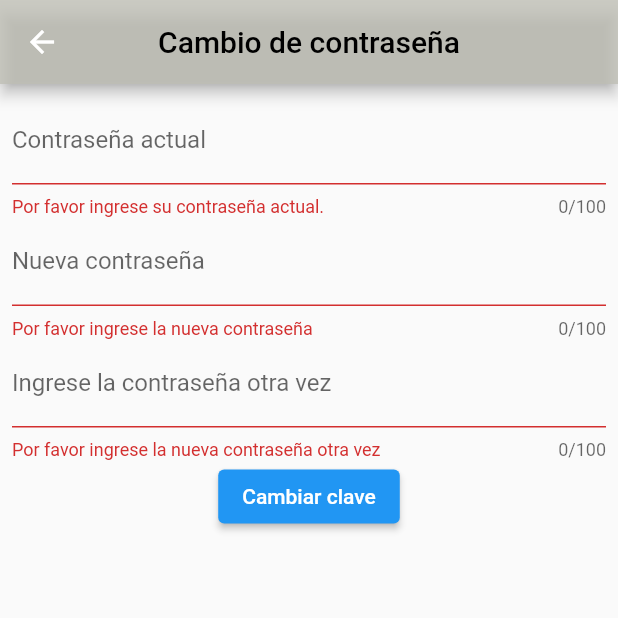
After one commit to Leandr0-B/Proyecto-Integrador-ATI, a Flutter app: the VistaCambioContrasena screen opened directly, after a tap on "Cambiar clave", on a phone screen of 412 x 824 dp, the top half of it. The commit adds this screen. Run offline on Flutter 3.47's test engine with Material 2 defaults, Android fonts, the phone set to English and light mode, and no system bars; our stand-ins replace url_strategy; missing offline and left inert: universal_html; network calls fail.

Commit message:
Cambio contraseña full y fixes

```diff
--- a/residencial_cocoon/lib/APIService/apiService.dart
+++ b/residencial_cocoon/lib/APIService/apiService.dart
@@ -1,8 +1,10 @@
 import 'package:http/http.dart' as http;
 import 'package:residencial_cocoon/Dominio/Exceptions/altaUsuarioException.dart';
+import 'package:residencial_cocoon/Dominio/Exceptions/cambioContrasenaException.dart';
 import 'dart:convert';
 import 'package:residencial_cocoon/Dominio/Exceptions/loginException.dart';
 import 'package:residencial_cocoon/Dominio/Modelo/familiar.dart';
+import 'package:universal_html/html.dart';
 
 class APIService {
   static String errorUsuarioClave = "Usuario o Contrseña incorrectos";
@@ -163,4 +165,26 @@ class APIService {
       throw Exception(errorObtenerToken);
     }
   }
+
+  static Future<void> fetchUserPass(
+      String actual, String nueva, String? token) async {
+    final url = Uri.parse(
+        'https://residencialapi.azurewebsites.net/usuario/cambiar-pass');
+
+    final response = await http.put(
+      url,
+      body: jsonEncode({
+        'oldPassword': actual,
+        'newPassword': nueva,
+      }),
+      headers: {
+        'Content-Type': 'application/json',
+        'Authorization': 'Bearer $token'
+      },
+    );
+
+    if (response.statusCode != 200) {
+      throw CambioContrsenaException("Contraseña actual incorrecta.");
+    }
+  }
 }
--- /dev/null
+++ b/residencial_cocoon/lib/Controladores/controllerVistaCambioContrasena.dart
@@ -0,0 +1,38 @@
+import 'package:residencial_cocoon/Dominio/Exceptions/cambioContrasenaException.dart';
+import 'package:residencial_cocoon/Servicios/fachada.dart';
+
+class ControllerVistaCambioContrasena {
+  //Atributos
+  Function(String mensaje) mostrarMensaje;
+  Function() limpiar;
+
+  //Constructor
+  ControllerVistaCambioContrasena({
+    required this.mostrarMensaje,
+    required this.limpiar,
+  });
+
+  //Funciones
+  Future<void> cambioClave(
+      String actual, String nueva, String verificacion) async {
+    try {
+      if (_controlDatos(nueva, verificacion)) {
+        await Fachada.getInstancia()?.cambioClave(actual, nueva);
+        mostrarMensaje("Contraseña cambiada exitosamente");
+        limpiar();
+      }
+    } on CambioContrsenaException catch (ex) {
+      mostrarMensaje(ex.toString());
+    } catch (ex) {
+      mostrarMensaje(ex.toString());
+    }
+  }
+
+  bool _controlDatos(String nueva, String verificacion) {
+    if (nueva != verificacion) {
+      mostrarMensaje("La nueva clave tiene que ser igual en los dos campos.");
+      return false;
+    }
+    return true;
+  }
+}
--- /dev/null
+++ b/residencial_cocoon/lib/Dominio/Exceptions/cambioContrasenaException.dart
@@ -0,0 +1,10 @@
+class CambioContrsenaException implements Exception {
+  final String mensaje;
+
+  CambioContrsenaException(this.mensaje);
+
+  @override
+  String toString() {
+    return mensaje;
+  }
+}
--- a/residencial_cocoon/lib/Dominio/Modelo/usuario.dart
+++ b/residencial_cocoon/lib/Dominio/Modelo/usuario.dart
@@ -15,6 +15,7 @@ class Usuario {
   String? _authToken;
   List<Familiar>? _familiares;
   int? _inactivo;
+  String? _tokenNotificacion;
 
   //Constructores
   Usuario({
@@ -24,12 +25,14 @@ class Usuario {
     required List<Rol> roles,
     required List<Sucursal> sucursales,
     required String authToken,
+    required String tokenNotificacion,
   })  : _ci = ci,
         _nombre = nombre,
         _administrador = administrador,
         _roles = roles,
         _sucursales = sucursales,
-        _authToken = authToken;
+        _authToken = authToken,
+        _tokenNotificacion = tokenNotificacion;
 
   Usuario.paraLista({
     required String ci,
@@ -75,7 +78,8 @@ class Usuario {
         administrador: json['administrador'],
         roles: rolesList,
         sucursales: sucursalesList,
-        authToken: json['authToken'] ?? '');
+        authToken: json['authToken'] ?? '',
+        tokenNotificacion: json['tokenNotificacion']);
   }
 
   factory Usuario.fromJsonLista(Map<String, dynamic> json) {
@@ -154,7 +158,8 @@ class Usuario {
       'administrador': _administrador,
       'roles': rolesJson,
       'sucursales': sucursalesJson,
-      'authToken': _authToken
+      'authToken': _authToken,
+      'tokenNotificacion': _tokenNotificacion
     };
   }
 
--- a/residencial_cocoon/lib/Servicios/fachada.dart
+++ b/residencial_cocoon/lib/Servicios/fachada.dart
@@ -62,6 +62,10 @@ class Fachada {
     return await _servicioUsuario?.obtenerUsuarioToken(token);
   }
 
+  Future<void> cambioClave(String actual, String nueva) async {
+    await _servicioUsuario?.cambioClave(actual, nueva);
+  }
+
   //Sucursal
   Future<List<Sucursal>?> listaSucursales() async {
     return await _servicioSucursal?.listaSucursales();
--- a/residencial_cocoon/lib/Servicios/servicioUsuario.dart
+++ b/residencial_cocoon/lib/Servicios/servicioUsuario.dart
@@ -69,9 +69,13 @@ class ServicioUsuario {
 
   Future<Usuario>? obtenerUsuarioToken(String token) async {
     String respuesta = await APIService.fetchUserInfo(token);
-    print(respuesta);
     Map<String, dynamic> jsonMap = jsonDecode(respuesta);
     Usuario usu = Usuario.fromJson(jsonMap);
     return usu;
   }
+
+  Future<void> cambioClave(String actual, String nueva) async {
+    await APIService.fetchUserPass(
+        actual, nueva, Fachada.getInstancia()?.getUsuario()?.getToken());
+  }
 }
--- a/residencial_cocoon/lib/UI/Usuarios/vistaAltaFuncionario.dart
+++ b/residencial_cocoon/lib/UI/Usuarios/vistaAltaFuncionario.dart
@@ -44,9 +44,10 @@ class _VistaAltaFuncionarioState extends State<VistaAltaFuncionario> {
             child: Column(
               children: <Widget>[
                 TextFormField(
-                  maxLength: 8,
+                  maxLength: 30,
                   controller: fieldCi,
                   decoration: const InputDecoration(
+                    labelText: 'Documento identificador',
                     hintText: 'Ingrese documento identificador',
                   ),
                   validator: (value) {
@@ -63,6 +64,7 @@ class _VistaAltaFuncionarioState extends State<VistaAltaFuncionario> {
                   maxLength: 100,
                   controller: fieldNombre,
                   decoration: const InputDecoration(
+                    labelText: 'Nombre',
                     hintText: 'Ingrese Nombre',
                   ),
                   validator: (value) {
--- a/residencial_cocoon/lib/UI/Usuarios/vistaAltaResidente.dart
+++ b/residencial_cocoon/lib/UI/Usuarios/vistaAltaResidente.dart
@@ -53,9 +53,10 @@ class _VistaAltaResidenteState extends State<VistaAltaResidente> {
             child: Column(
               children: <Widget>[
                 TextFormField(
-                  maxLength: 8,
+                  maxLength: 30,
                   controller: fieldCi,
                   decoration: const InputDecoration(
+                    labelText: 'Documento identificador residente',
                     hintText: 'Ingrese documento identificador',
                   ),
                   validator: (value) {
@@ -73,6 +74,7 @@ class _VistaAltaResidenteState extends State<VistaAltaResidente> {
                   controller: fieldNombre,
                   decoration: const InputDecoration(
                     hintText: 'Ingrese Nombre',
+                    labelText: 'Nombre residente',
                   ),
                   validator: (value) {
                     if (value == null || value.isEmpty) {
@@ -125,8 +127,10 @@ class _VistaAltaResidenteState extends State<VistaAltaResidente> {
                 ),
                 TextFormField(
                   decoration: const InputDecoration(
+                    labelText: 'Documento del familiar',
                     hintText: 'Ingrese CI del Familiar',
                   ),
+                  maxLength: 30,
                   controller: ciFamiliar,
                   validator: (value) {
                     if (value == null || value.isEmpty) {
@@ -140,8 +144,10 @@ class _VistaAltaResidenteState extends State<VistaAltaResidente> {
                 ),
                 TextFormField(
                   decoration: const InputDecoration(
+                    labelText: 'Nombre del familiar',
                     hintText: 'Ingrese Nombre del Familiar',
                   ),
+                  maxLength: 100,
                   controller: nombreFamiliar,
                   validator: (value) {
                     if (value == null || value.isEmpty) {
@@ -155,8 +161,10 @@ class _VistaAltaResidenteState extends State<VistaAltaResidente> {
                 ),
                 TextFormField(
                   decoration: const InputDecoration(
+                    labelText: 'Apellido del familiar',
                     hintText: 'Ingrese Apellido del Familiar',
                   ),
+                  maxLength: 100,
                   controller: apellidoFamiliar,
                   validator: (value) {
                     if (value == null || value.isEmpty) {
@@ -170,9 +178,11 @@ class _VistaAltaResidenteState extends State<VistaAltaResidente> {
                 ),
                 TextFormField(
                   decoration: const InputDecoration(
+                    labelText: 'Email del familiar',
                     hintText:
                         'Ingrese Email del Familiar (ejemplo@ejemplo.ejem)',
                   ),
+                  maxLength: 100,
                   controller: emailFamiliar,
                   validator: (value) {
                     if (value == null || value.isEmpty) {
--- /dev/null
+++ b/residencial_cocoon/lib/UI/Usuarios/vistaCambioContrasena.dart
@@ -0,0 +1,133 @@
+import 'package:flutter/material.dart';
+import 'package:residencial_cocoon/Controladores/controllerVistaCambioContrasena.dart';
+
+class VistaCambioContrasena extends StatefulWidget {
+  @override
+  State<VistaCambioContrasena> createState() => _VistaCambioContrasenaState();
+}
+
+class _VistaCambioContrasenaState extends State<VistaCambioContrasena> {
+  ControllerVistaCambioContrasena? controller;
+  final _formKey = GlobalKey<FormState>();
+  String _contrasenaActual = "";
+  String _nuevaContrasena = "";
+  String _nuevaContrasenaVerif = "";
+
+  final fieldAct = TextEditingController();
+  final fieldNuev = TextEditingController();
+  final fieldVerif = TextEditingController();
+
+  @override
+  void initState() {
+    super.initState();
+    controller = ControllerVistaCambioContrasena(
+        mostrarMensaje: mostrarMensaje, limpiar: limpiar);
+  }
+
+  @override
+  Widget build(BuildContext context) {
+    return Scaffold(
+      appBar: AppBar(
+        title: Text(
+          'Cambio de contraseña',
+          style: TextStyle(color: Colors.black), // Cambia a tu color preferido.
+        ),
+        backgroundColor: Color.fromARGB(195, 190, 190, 180),
+        centerTitle: true,
+      ),
+      body: Padding(
+        padding: const EdgeInsets.all(8.0),
+        child: Form(
+          key: _formKey,
+          child: SingleChildScrollView(
+            child: Column(
+              children: <Widget>[
+                TextFormField(
+                  maxLength: 100,
+                  controller: fieldAct,
+                  obscureText: true,
+                  decoration: const InputDecoration(
+                    labelText: 'Contraseña actual',
+                    hintText: 'Contraseña actual',
+                  ),
+                  validator: (value) {
+                    if (value == null || value.isEmpty) {
+                      return 'Por favor ingrese su contraseña actual.';
+                    }
+                    return null;
+                  },
+                  onSaved: (value) {
+                    _contrasenaActual = value!;
+                  },
+                ),
+                TextFormField(
+                  maxLength: 100,
+                  controller: fieldNuev,
+                  obscureText: true,
+                  decoration: const InputDecoration(
+                    labelText: 'Nueva contraseña',
+                    hintText: 'Ingrese la nueva contraseña',
+                  ),
+                  validator: (value) {
+                    if (value == null || value.isEmpty) {
+                      return 'Por favor ingrese la nueva contraseña';
+                    }
+                    return null;
+                  },
+                  onSaved: (value) {
+                    _nuevaContrasena = value!;
+                  },
+                ),
+                TextFormField(
+                  maxLength: 100,
+                  controller: fieldVerif,
+                  obscureText: true,
+                  decoration: const InputDecoration(
+                    labelText: 'Ingrese la contraseña otra vez',
+                    hintText: 'Ingrese la nueva contraseña otra vez',
+                  ),
+                  validator: (value) {
+                    if (value == null || value.isEmpty) {
+                      return 'Por favor ingrese la nueva contraseña otra vez';
+                    }
+                    return null;
+                  },
+                  onSaved: (value) {
+                    _nuevaContrasenaVerif = value!;
+                  },
+                ),
+                ElevatedButton(
+                  child: Text("Cambiar clave"),
+                  onPressed: () {
+                    if (_formKey.currentState!.validate()) {
+                      _formKey.currentState!.save();
+                      _cambioClave(_contrasenaActual, _nuevaContrasena,
+                          _nuevaContrasenaVerif);
+                    }
+                  },
+                ),
+              ],
+            ),
+          ),
+        ),
+      ),
+    );
+  }
+
+  Future<void> _cambioClave(
+      String actual, String nueva, String verificacion) async {
+    await controller?.cambioClave(actual, nueva, verificacion);
+  }
+
+  void mostrarMensaje(String mensaje) {
+    ScaffoldMessenger.of(context).showSnackBar(SnackBar(
+      content: Text(mensaje),
+    ));
+  }
+
+  void limpiar() {
+    fieldAct.clear();
+    fieldNuev.clear();
+    fieldVerif.clear();
+  }
+}
```
Also changed, not shown: residencial_cocoon/lib/UI/Inicio/vistaInicio.dart (+9 -2 lines).
